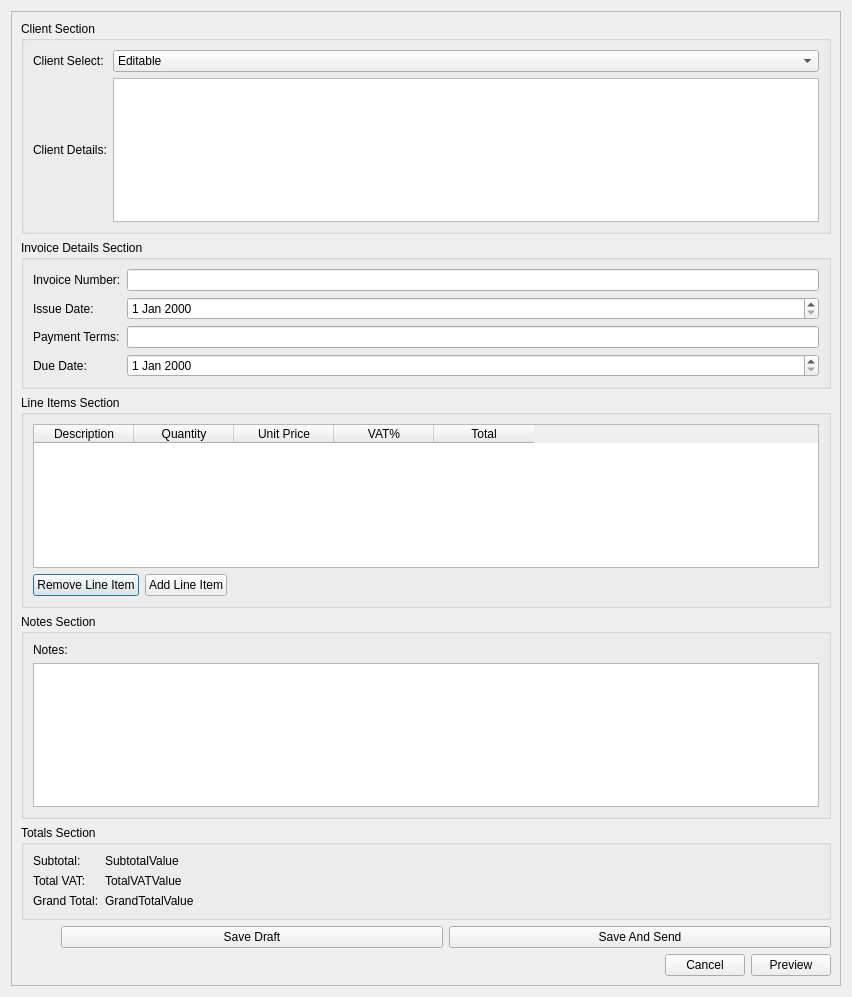
Above: createeditinvoicedialog.ui from rahma159/application before the change. Below: the same form after it.
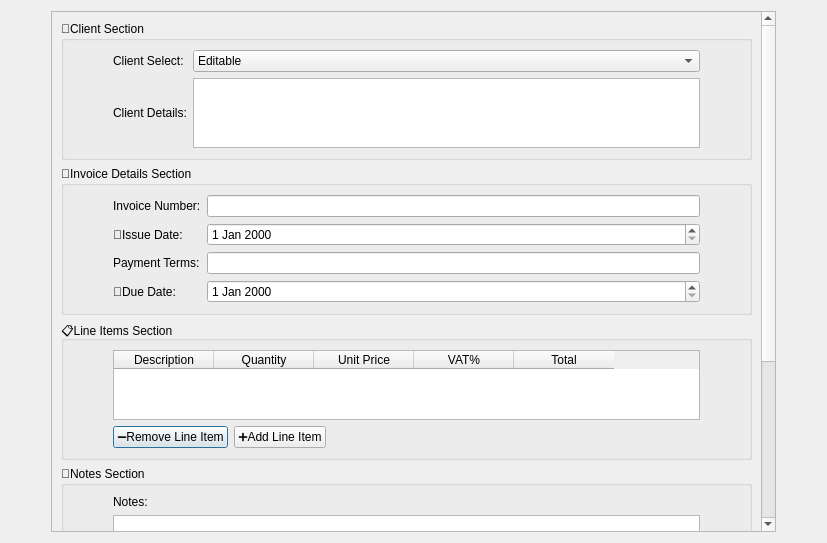
That is the form after the change.

Commit message: Ajout du settingsfor payment pour la classe Invoices

```diff
--- a/createeditinvoicedialog.ui
+++ b/createeditinvoicedialog.ui
@@ -6,15 +6,31 @@
    <rect>
     <x>0</x>
     <y>0</y>
-    <width>852</width>
-    <height>997</height>
+    <width>827</width>
+    <height>543</height>
    </rect>
   </property>
   <property name="windowTitle">
    <string>Creat/Edit  New Invoice</string>
   </property>
-  <layout class="QVBoxLayout" name="verticalLayout_2">
-   <item>
+  <layout class="QGridLayout" name="gridLayout">
+   <item row="0" column="0">
+    <spacer name="horizontalSpacer_2">
+     <property name="orientation">
+      <enum>Qt::Orientation::Horizontal</enum>
+     </property>
+     <property name="sizeType">
+      <enum>QSizePolicy::Policy::Preferred</enum>
+     </property>
+     <property name="sizeHint" stdset="0">
+      <size>
+       <width>40</width>
+       <height>20</height>
+      </size>
+     </property>
+    </spacer>
+   </item>
+   <item row="0" column="1">
     <widget class="QScrollArea" name="scrollArea">
      <property name="widgetResizable">
       <bool>true</bool>
@@ -23,9 +39,9 @@
       <property name="geometry">
        <rect>
         <x>0</x>
-        <y>0</y>
-        <width>832</width>
-        <height>977</height>
+        <y>-282</y>
+        <width>701</width>
+        <height>805</height>
        </rect>
       </property>
       <layout class="QVBoxLayout" name="verticalLayout_3">
@@ -34,42 +50,74 @@
          <item>
           <widget class="QGroupBox" name="clientGroupBox">
            <property name="title">
-            <string>Client Section</string>
+            <string>👤Client Section</string>
            </property>
            <layout class="QHBoxLayout" name="horizontalLayout_2">
             <item>
              <layout class="QGridLayout" name="clientLayout">
-              <item row="0" column="1">
-               <widget class="QComboBox" name="clientSelectComboBox">
-                <item>
-                 <property name="text">
-                  <string>Editable</string>
-                 </property>
-                </item>
-                <item>
-                 <property name="text">
-                  <string>Searchable</string>
-                 </property>
-                </item>
-               </widget>
-              </item>
-              <item row="0" column="0">
-               <widget class="QLabel" name="clientSelectLabel">
-                <property name="text">
-                 <string>Client Select:</string>
-                </property>
-               </widget>
-              </item>
-              <item row="1" column="0">
+              <item row="1" column="1">
                <widget class="QLabel" name="clientDetailsLabel">
                 <property name="text">
                  <string>Client Details:</string>
                 </property>
                </widget>
               </item>
-              <item row="1" column="1">
+              <item row="1" column="0">
+               <spacer name="horizontalSpacer_6">
+                <property name="orientation">
+                 <enum>Qt::Orientation::Horizontal</enum>
+                </property>
+                <property name="sizeType">
+                 <enum>QSizePolicy::Policy::Preferred</enum>
+                </property>
+                <property name="sizeHint" stdset="0">
+                 <size>
+                  <width>40</width>
+                  <height>20</height>
+                 </size>
+                </property>
+               </spacer>
+              </item>
+              <item row="0" column="1">
+               <widget class="QLabel" name="clientSelectLabel">
+                <property name="text">
+                 <string>Client Select:</string>
+                </property>
+               </widget>
+              </item>
+              <item row="1" column="2">
                <widget class="QTextEdit" name="clientDetailsTextEdit"/>
               </item>
+              <item row="0" column="2">
+               <widget class="QComboBox" name="clientSelectComboBox">
+                <item>
+                 <property name="text">
+                  <string>Editable</string>
+                 </property>
+                </item>
+                <item>
+                 <property name="text">
+                  <string>Searchable</string>
+                 </property>
+                </item>
+               </widget>
+              </item>
+              <item row="1" column="3">
+               <spacer name="horizontalSpacer_7">
+                <property name="orientation">
+                 <enum>Qt::Orientation::Horizontal</enum>
+                </property>
+                <property name="sizeType">
+                 <enum>QSizePolicy::Policy::Preferred</enum>
+                </property>
+                <property name="sizeHint" stdset="0">
+                 <size>
+                  <width>40</width>
+                  <height>20</height>
+                 </size>
+                </property>
+               </spacer>
+              </item>
              </layout>
             </item>
            </layout>
@@ -78,9 +126,25 @@
          <item>
           <widget class="QGroupBox" name="detailsGroupBox">
            <property name="title">
-            <string>Invoice Details Section</string>
+            <string>📄Invoice Details Section</string>
            </property>
            <layout class="QHBoxLayout" name="horizontalLayout">
+            <item>
+             <spacer name="horizontalSpacer_8">
+              <property name="orientation">
+               <enum>Qt::Orientation::Horizontal</enum>
+              </property>
+              <property name="sizeType">
+               <enum>QSizePolicy::Policy::Preferred</enum>
+              </property>
+              <property name="sizeHint" stdset="0">
+               <size>
+                <width>40</width>
+                <height>20</height>
+               </size>
+              </property>
+             </spacer>
+            </item>
             <item>
              <layout class="QGridLayout" name="detailsLayout">
               <item row="0" column="0">
@@ -93,7 +157,7 @@
               <item row="1" column="0">
                <widget class="QLabel" name="IssueDateLabel">
                 <property name="text">
-                 <string>Issue Date:</string>
+                 <string>📅Issue Date:</string>
                 </property>
                </widget>
               </item>
@@ -107,7 +171,7 @@
               <item row="3" column="0">
                <widget class="QLabel" name="dueDateLabel">
                 <property name="text">
-                 <string>Due Date:</string>
+                 <string>📅Due Date:</string>
                 </property>
                </widget>
               </item>
@@ -125,16 +189,32 @@
               </item>
              </layout>
             </item>
+            <item>
+             <spacer name="horizontalSpacer_9">
+              <property name="orientation">
+               <enum>Qt::Orientation::Horizontal</enum>
+              </property>
+              <property name="sizeType">
+               <enum>QSizePolicy::Policy::Preferred</enum>
+              </property>
+              <property name="sizeHint" stdset="0">
+               <size>
+                <width>40</width>
+                <height>20</height>
+               </size>
+              </property>
+             </spacer>
+            </item>
            </layout>
           </widget>
          </item>
          <item>
           <widget class="QGroupBox" name="lineItemsGroupBox">
            <property name="title">
-            <string>Line Items Section</string>
+            <string>📋Line Items Section</string>
            </property>
-           <layout class="QVBoxLayout" name="verticalLayout_4">
-            <item>
+           <layout class="QGridLayout" name="gridLayout_2">
+            <item row="0" column="1">
              <layout class="QVBoxLayout" name="lineItemsLayout">
               <item>
                <widget class="QTableWidget" name="lineItemsTableWidget">
@@ -200,14 +280,14 @@
                 <item>
                  <widget class="QPushButton" name="removeLineItemButton">
                   <property name="text">
-                   <string>Remove Line Item</string>
+                   <string>➖Remove Line Item</string>
                   </property>
                  </widget>
                 </item>
                 <item>
                  <widget class="QPushButton" name="addLineItemButton">
                   <property name="text">
-                   <string>Add Line Item</string>
+                   <string>➕Add Line Item</string>
                   </property>
                  </widget>
                 </item>
@@ -228,6 +308,38 @@
               </item>
              </layout>
             </item>
+            <item row="0" column="0">
+             <spacer name="horizontalSpacer_10">
+              <property name="orientation">
+               <enum>Qt::Orientation::Horizontal</enum>
+              </property>
+              <property name="sizeType">
+               <enum>QSizePolicy::Policy::Preferred</enum>
+              </property>
+              <property name="sizeHint" stdset="0">
+               <size>
+                <width>40</width>
+                <height>20</height>
+               </size>
+              </property>
+             </spacer>
+            </item>
+            <item row="0" column="2">
+             <spacer name="horizontalSpacer_11">
+              <property name="orientation">
+               <enum>Qt::Orientation::Horizontal</enum>
+              </property>
+              <property name="sizeType">
+               <enum>QSizePolicy::Policy::Preferred</enum>
+              </property>
+              <property name="sizeHint" stdset="0">
+               <size>
+                <width>40</width>
+                <height>20</height>
+               </size>
+              </property>
+             </spacer>
+            </item>
            </layout>
           </widget>
          </item>
@@ -236,10 +348,26 @@
            <item>
             <widget class="QGroupBox" name="notesGroupBox">
              <property name="title">
-              <string>Notes Section</string>
+              <string>📝Notes Section</string>
              </property>
-             <layout class="QVBoxLayout" name="verticalLayout">
-              <item>
+             <layout class="QGridLayout" name="gridLayout_3">
+              <item row="0" column="0">
+               <spacer name="horizontalSpacer_12">
+                <property name="orientation">
+                 <enum>Qt::Orientation::Horizontal</enum>
+                </property>
+                <property name="sizeType">
+                 <enum>QSizePolicy::Policy::Preferred</enum>
+                </property>
+                <property name="sizeHint" stdset="0">
+                 <size>
+                  <width>40</width>
+                  <height>20</height>
+                 </size>
+                </property>
+               </spacer>
+              </item>
+              <item row="0" column="1">
                <layout class="QVBoxLayout" name="notesLayout">
                 <item>
                  <widget class="QLabel" name="notesLabel">
@@ -253,6 +381,22 @@
                 </item>
                </layout>
               </item>
+              <item row="0" column="2">
+               <spacer name="horizontalSpacer_13">
+                <property name="orientation">
+                 <enum>Qt::Orientation::Horizontal</enum>
+                </property>
+                <property name="sizeType">
+                 <enum>QSizePolicy::Policy::Preferred</enum>
+                </property>
+                <property name="sizeHint" stdset="0">
+                 <size>
+                  <width>40</width>
+                  <height>20</height>
+                 </size>
+                </property>
+               </spacer>
+              </item>
              </layout>
             </widget>
            </item>
@@ -261,9 +405,25 @@
          <item>
           <widget class="QGroupBox" name="totalsGroupBox">
            <property name="title">
-            <string>Totals Section</string>
+            <string>💰Totals Section</string>
            </property>
            <layout class="QHBoxLayout" name="horizontalLayout_4">
+            <item>
+             <spacer name="horizontalSpacer_14">
+              <property name="orientation">
+               <enum>Qt::Orientation::Horizontal</enum>
+              </property>
+              <property name="sizeType">
+               <enum>QSizePolicy::Policy::Preferred</enum>
+              </property>
+              <property name="sizeHint" stdset="0">
+               <size>
+                <width>40</width>
+                <height>20</height>
+               </size>
+              </property>
+             </spacer>
+            </item>
             <item>
              <layout class="QFormLayout" name="totalsFormLayout">
               <item row="0" column="0">
@@ -310,18 +470,34 @@
               </item>
              </layout>
             </item>
+            <item>
+             <spacer name="horizontalSpacer_15">
+              <property name="orientation">
+               <enum>Qt::Orientation::Horizontal</enum>
+              </property>
+              <property name="sizeType">
+               <enum>QSizePolicy::Policy::Preferred</enum>
+              </property>
+              <property name="sizeHint" stdset="0">
+               <size>
+                <width>40</width>
+                <height>20</height>
+               </size>
+              </property>
+             </spacer>
+            </item>
            </layout>
           </widget>
          </item>
          <item>
           <layout class="QHBoxLayout" name="horizontalLayout_5">
            <item>
-            <spacer name="horizontalSpacer_2">
+            <spacer name="horizontalSpacer_4">
              <property name="orientation">
               <enum>Qt::Orientation::Horizontal</enum>
              </property>
              <property name="sizeType">
-              <enum>QSizePolicy::Policy::Minimum</enum>
+              <enum>QSizePolicy::Policy::Expanding</enum>
              </property>
              <property name="sizeHint" stdset="0">
               <size>
@@ -334,17 +510,33 @@
            <item>
             <widget class="QPushButton" name="saveDraftButton">
              <property name="text">
-              <string>Save Draft</string>
+              <string>✏️Save Draft</string>
              </property>
             </widget>
            </item>
            <item>
             <widget class="QPushButton" name="saveAndSendButton">
              <property name="text">
-              <string>Save And Send</string>
+              <string>✈️Save And Send</string>
              </property>
             </widget>
            </item>
+           <item>
+            <spacer name="horizontalSpacer_16">
+             <property name="orientation">
+              <enum>Qt::Orientation::Horizontal</enum>
+             </property>
+             <property name="sizeType">
+              <enum>QSizePolicy::Policy::Preferred</enum>
+             </property>
+             <property name="sizeHint" stdset="0">
+              <size>
+               <width>40</width>
+               <height>20</height>
+              </size>
+             </property>
+            </spacer>
+           </item>
           </layout>
          </item>
          <item>
@@ -368,17 +560,33 @@
            <item>
             <widget class="QPushButton" name="cancelInvoiceButton">
              <property name="text">
-              <string>Cancel</string>
+              <string>❌Cancel</string>
              </property>
             </widget>
            </item>
            <item>
             <widget class="QPushButton" name="previewButton">
              <property name="text">
-              <string>Preview</string>
+              <string>👁️Preview</string>
              </property>
             </widget>
            </item>
+           <item>
+            <spacer name="horizontalSpacer_17">
+             <property name="orientation">
+              <enum>Qt::Orientation::Horizontal</enum>
+             </property>
+             <property name="sizeType">
+              <enum>QSizePolicy::Policy::Preferred</enum>
+             </property>
+             <property name="sizeHint" stdset="0">
+              <size>
+               <width>40</width>
+               <height>20</height>
+              </size>
+             </property>
+            </spacer>
+           </item>
           </layout>
          </item>
         </layout>
@@ -387,6 +595,22 @@
      </widget>
     </widget>
    </item>
+   <item row="0" column="2">
+    <spacer name="horizontalSpacer_5">
+     <property name="orientation">
+      <enum>Qt::Orientation::Horizontal</enum>
+     </property>
+     <property name="sizeType">
+      <enum>QSizePolicy::Policy::Preferred</enum>
+     </property>
+     <property name="sizeHint" stdset="0">
+      <size>
+       <width>40</width>
+       <height>20</height>
+      </size>
+     </property>
+    </spacer>
+   </item>
   </layout>
  </widget>
  <resources/>
```
Left out of the diff: 2 changed lines with no effect on the pictures. The commit also changes 169 other files.
